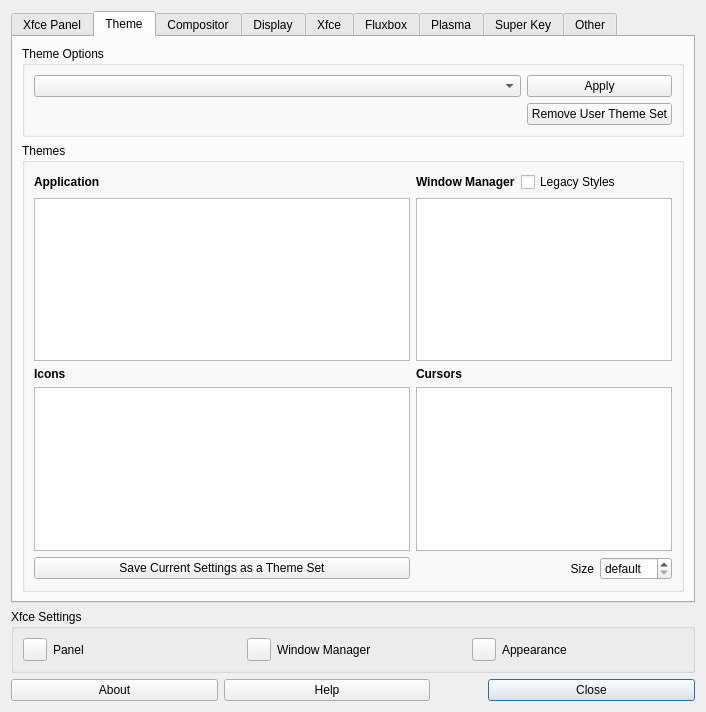
Old version of the form defaultlook.ui in the repository MX-Linux/mx-tweak.
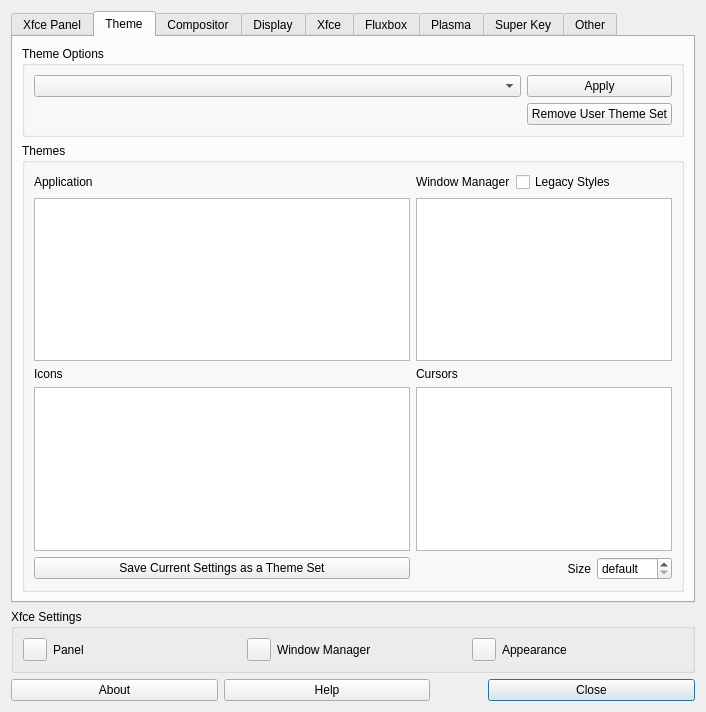
New version of the form. The open tabs and pages were chosen to show the change. Icons and pictures are not drawn.

Commit message: Let the OS do the styling instead of forcing HTML on labels.

```diff
--- a/defaultlook.ui
+++ b/defaultlook.ui
@@ -263,14 +263,14 @@
           <item row="0" column="0">
            <widget class="QLabel" name="labelThemeWidget">
             <property name="text">
-             <string extracomment="theme an application will get">&lt;html&gt;&lt;head/&gt;&lt;body&gt;&lt;p&gt;&lt;span style=&quot; font-weight:600;&quot;&gt;Application&lt;/span&gt;&lt;/p&gt;&lt;/body&gt;&lt;/html&gt;</string>
+             <string extracomment="theme an application will get">Application</string>
             </property>
            </widget>
           </item>
           <item row="0" column="1">
            <widget class="QLabel" name="labelThemeWindow">
             <property name="text">
-             <string extracomment="theme a window manager border will get">&lt;html&gt;&lt;head/&gt;&lt;body&gt;&lt;p&gt;&lt;span style=&quot; font-weight:600;&quot;&gt;Window Manager&lt;/span&gt;&lt;/p&gt;&lt;/body&gt;&lt;/html&gt;</string>
+             <string extracomment="theme a window manager border will get">Window Manager</string>
             </property>
            </widget>
           </item>
@@ -290,14 +290,14 @@
           <item row="2" column="0">
            <widget class="QLabel" name="labelThemeIcons">
             <property name="text">
-             <string extracomment="icon theme">&lt;html&gt;&lt;head/&gt;&lt;body&gt;&lt;p&gt;&lt;span style=&quot; font-weight:600;&quot;&gt;Icons&lt;/span&gt;&lt;/p&gt;&lt;/body&gt;&lt;/html&gt;</string>
+             <string extracomment="icon theme">Icons</string>
             </property>
            </widget>
           </item>
           <item row="2" column="1" colspan="3">
            <widget class="QLabel" name="labelThemeCursors">
             <property name="text">
-             <string extracomment="cursor theme">&lt;html&gt;&lt;head/&gt;&lt;body&gt;&lt;p&gt;&lt;span style=&quot; font-weight:600;&quot;&gt;Cursors&lt;/span&gt;&lt;/p&gt;&lt;/body&gt;&lt;/html&gt;</string>
+             <string extracomment="cursor theme">Cursors</string>
             </property>
            </widget>
           </item>
```
The commit also changes 1 other file.
